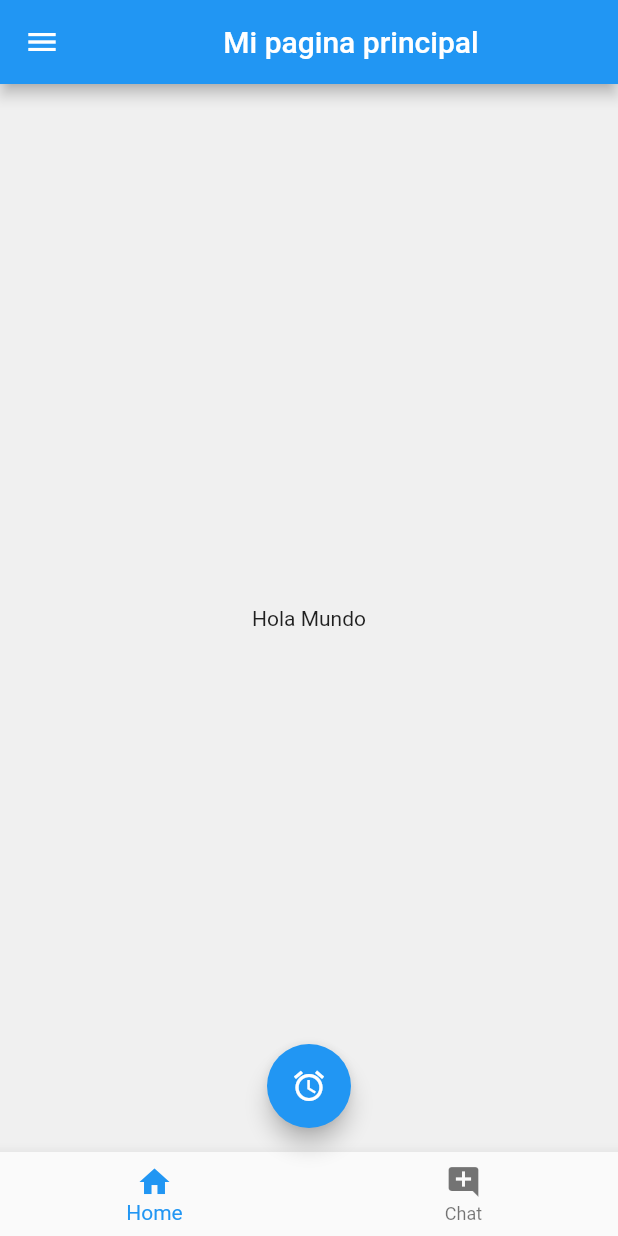
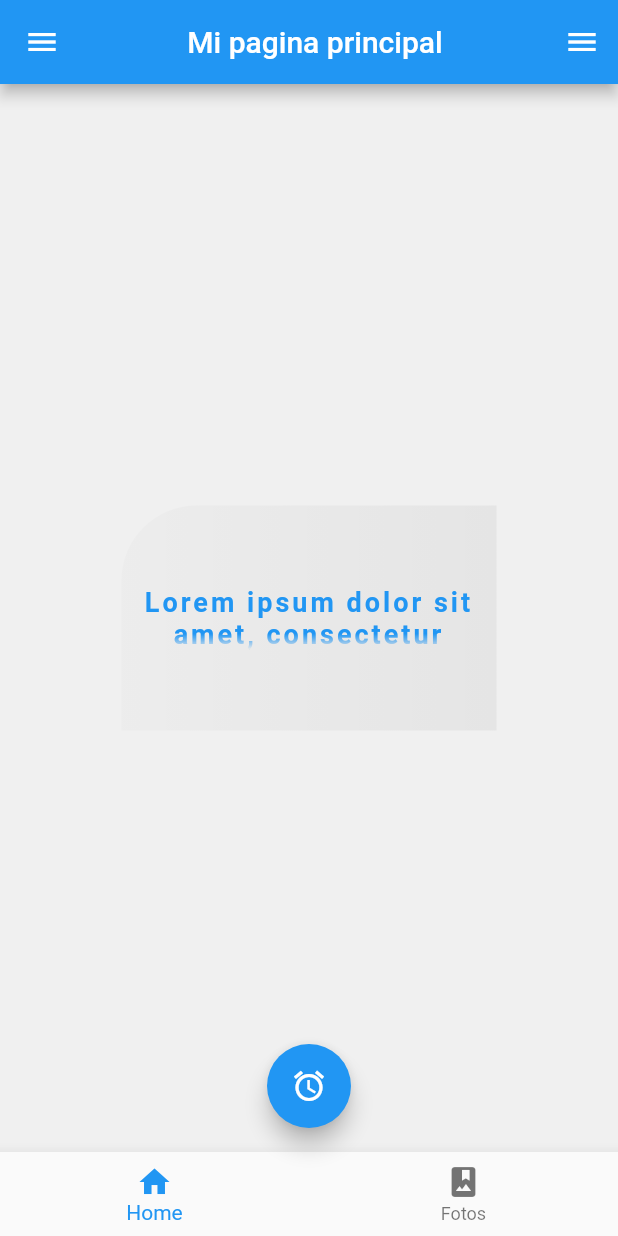
Before and after one commit to JulianAngarita/sampleImageFlutter, a Flutter app: the screen it shows after launch, on a phone screen of 412 x 824 dp. Run offline on Flutter 3.47's test engine with Material 2 defaults, Android fonts, the phone set to English and light mode, and no system bars.

Commit message:
feat: home_page

```diff
--- a/lib/main.dart
+++ b/lib/main.dart
@@ -1,5 +1,6 @@
 import 'package:flutter/material.dart';
 import './paginas/home_page.dart';
+import './paginas/image_example.dart';
 
 void main () {
   runApp(MyApp());
@@ -11,6 +12,10 @@ class MyApp extends StatelessWidget {
   Widget build(BuildContext context) {
     return MaterialApp(
       home: HomePage(),
+      routes: <String, WidgetBuilder> {
+        '/images':(BuildContext context) => ImagesExample(),
+        '/home':(BuildContext context) => HomePage()
+      },
     );
   }
 
--- a/lib/paginas/home_page.dart
+++ b/lib/paginas/home_page.dart
@@ -8,19 +8,69 @@ class HomePage extends StatelessWidget {
       appBar: AppBar(
         title: Center(child: Text('Mi pagina principal'),),
       ),
-      body: Center(child: Text('Hola Mundo'),),
+      body: Center(
+        child: Container(
+          alignment: Alignment.center,
+          width: 250,
+          height: 150,
+          decoration: BoxDecoration(
+            borderRadius: BorderRadius.only(
+              topLeft: Radius.circular(50)
+            ),
+            /*
+            boxShadow: [
+              BoxShadow(
+                color: Colors.black26,
+                blurRadius: 20
+              )
+            ],
+            */
+            gradient: LinearGradient(
+              colors: [
+                Colors.black12,
+                Colors.black26,
+                Colors.black38
+              ]
+            ),
+            color: Colors.black12,
+          ),
+          child: Text(
+            "Lorem ipsum dolor sit amet, consectetur adipiscing elit. Mauris rhoncus ante eget enim malesuada, vitae luctus sem dapibus. Nulla turpis augue, egestas non neque in, tincidunt tempus nisi. Sed pulvinar quam at velit hendrerit, quis sagittis sapien posuere. Nam ultricies lorem arcu, ac tincidunt risus fermentum vitae. Phasellus et dignissim ante. Morbi magna neque, ultricies at augue id, dignissim sollicitudin sapien. Praesent commodo nulla sapien, nec aliquam urna malesuada vel. Etiam enim magna, tristique vitae lacus vel, tempus blandit leo.",
+            textAlign: TextAlign.center,
+            overflow: TextOverflow.fade,
+            maxLines: 2,
+            style: TextStyle(
+              fontSize: 18,
+              color: Colors.blue,
+              fontWeight: FontWeight.bold,
+              letterSpacing: 2
+            ),
+          ),
+        )
+      ),
       floatingActionButton: FloatingActionButton(
         onPressed: (){},
         child: Icon(Icons.access_alarms),
+        hoverColor: Colors.amber
       ),
       floatingActionButtonLocation: FloatingActionButtonLocation.centerFloat,
       drawer: Drawer(
         child: Text('Drawer Content'),
+
+      ),
+      endDrawer: Drawer(
+        child: Center(
+          child: Text('Drawer content')
+        ),
       ),
       bottomNavigationBar: BottomNavigationBar(
+        onTap: (int i) {Navigator.pushNamed(context, i == 1 ? '/images' : 'home');} ,
         items: [
           BottomNavigationBarItem(icon: Icon(Icons.home), label: 'Home'),
-          BottomNavigationBarItem(icon: Icon(Icons.add_comment), label: 'Chat'),
+          BottomNavigationBarItem(
+            icon: Icon(Icons.photo_album),
+            label: 'Fotos',
+          ),
         ],
       ),
       // persistentFooterButtons: [
--- /dev/null
+++ b/lib/paginas/image_example.dart
@@ -0,0 +1,20 @@
+import 'package:flutter/material.dart';
+
+class ImagesExample extends StatelessWidget {
+
+  @override
+  Widget build( BuildContext context) {
+    return Scaffold(
+      backgroundColor: Color(0xfff0f0f0),
+      body: Container(
+        child: Column(
+          children: [
+            Image.network(
+              "https://flutter.github.io/assets-for-api-docs/assets/widgets/owl.jpg",
+            )
+          ],
+        ),
+      ),
+    );
+  }
+}
```
